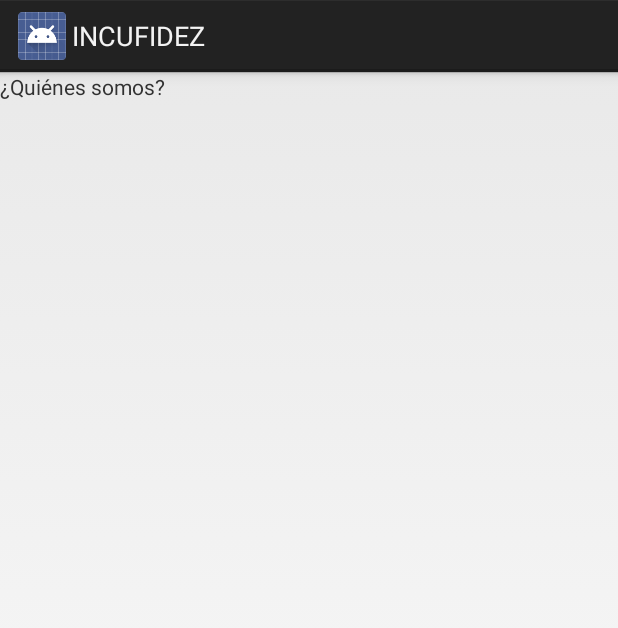
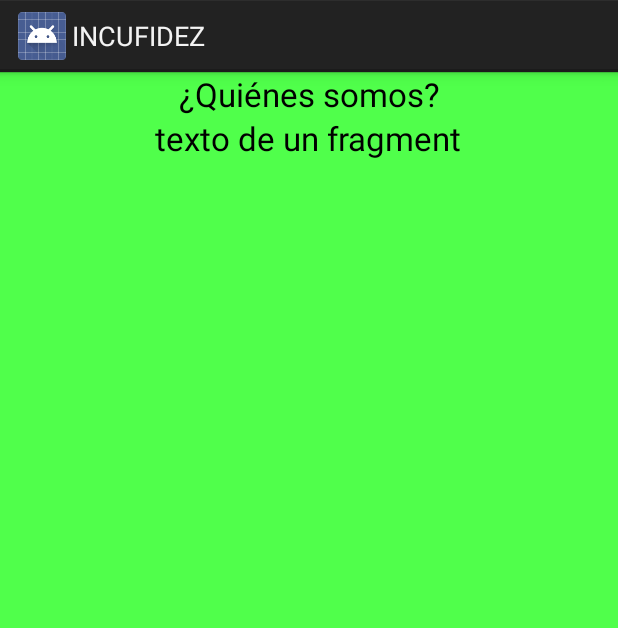
Before and after one commit to pdark007/Incufidez, an Android app: the layout fragment_quienes_somos.xml on its own in the app's theme, with its tools: preview values and no code run, on a phone screen of 412 x 824 dp. Shown: the top 628 px of the screen. Run offline under Robolectric (Android 15) with nearby library versions, the phone set to English and light mode, and no system bars.

Commit message:
hasta aqui funciona el fragment QuienesSomos desde el boton en el Activity principal

```diff
--- a/app/src/main/res/layout/fragment_quienes_somos.xml
+++ b/app/src/main/res/layout/fragment_quienes_somos.xml
@@ -1,14 +1,26 @@
-<FrameLayout xmlns:android="http://schemas.android.com/apk/res/android"
+<LinearLayout xmlns:android="http://schemas.android.com/apk/res/android"
     xmlns:tools="http://schemas.android.com/tools"
     android:layout_width="match_parent"
     android:layout_height="match_parent"
-    tools:context="com.pdark007.HolaMundo.QuienesSomos">
+    tools:context="com.pdark007.HolaMundo.QuienesSomos"
+    android:background="#ff50ff4b"
+    android:orientation="vertical">
 
     <!-- TODO: Update blank fragment layout -->
     <TextView
         android:layout_width="match_parent"
-        android:layout_height="match_parent"
+        android:layout_height="wrap_content"
+        android:textAppearance="?android:attr/textAppearanceLarge"
         android:text="@string/title_section1"
-        android:id="@+id/tvquienessomos" />
+        android:id="@+id/textQuinesSomos"
+        android:gravity="center"/>
 
-</FrameLayout>
+    <TextView
+        android:layout_width="wrap_content"
+        android:layout_height="wrap_content"
+        android:textAppearance="?android:attr/textAppearanceLarge"
+        android:text="@string/FragmentText"
+        android:id="@+id/FragmentText"
+        android:layout_gravity="center_horizontal|top" />
+
+</LinearLayout>
--- a/app/src/main/res/values/strings.xml
+++ b/app/src/main/res/values/strings.xml
@@ -25,5 +25,6 @@
     <string name="hello_world">Hello world!</string>
     <string name="title_activity_informacion">Informacion</string>
     <string name="title_activity_splash">SplashActivity</string>
+    <string name="FragmentText">texto de un fragment</string>
 
 </resources>
```
Also changed, not shown: app/src/main/java/com/pdark007/HolaMundo/MyActivity.java (+16 -32 lines), app/src/main/java/com/pdark007/HolaMundo/QuienesSomos.java (+5 -11 lines).
